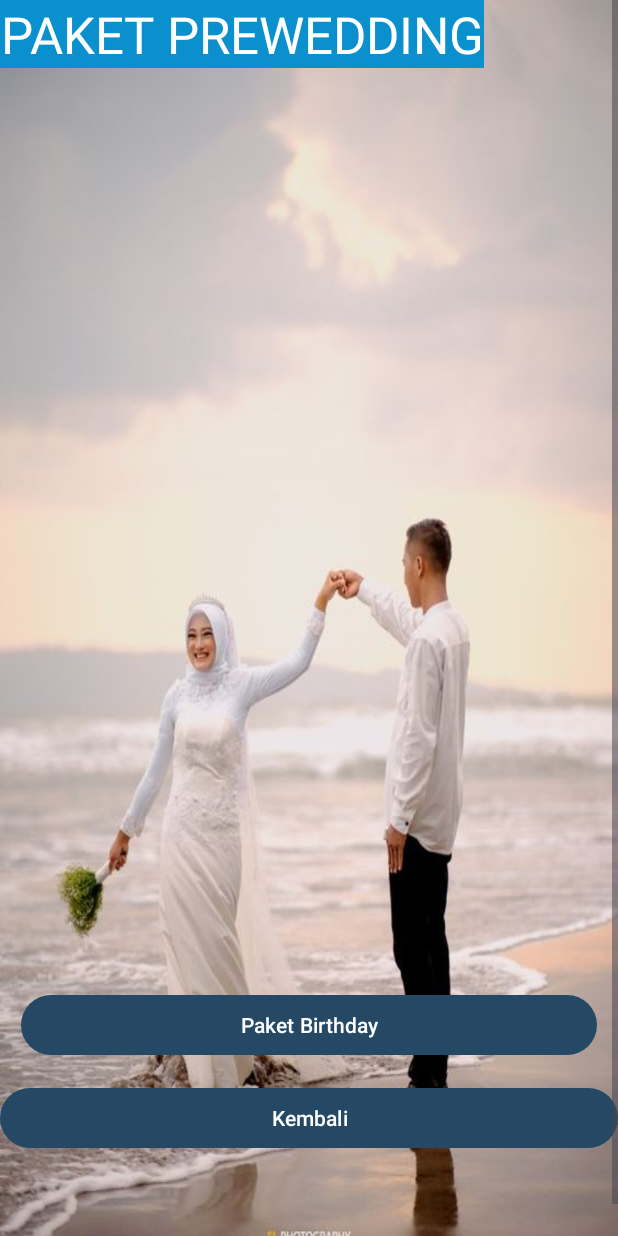
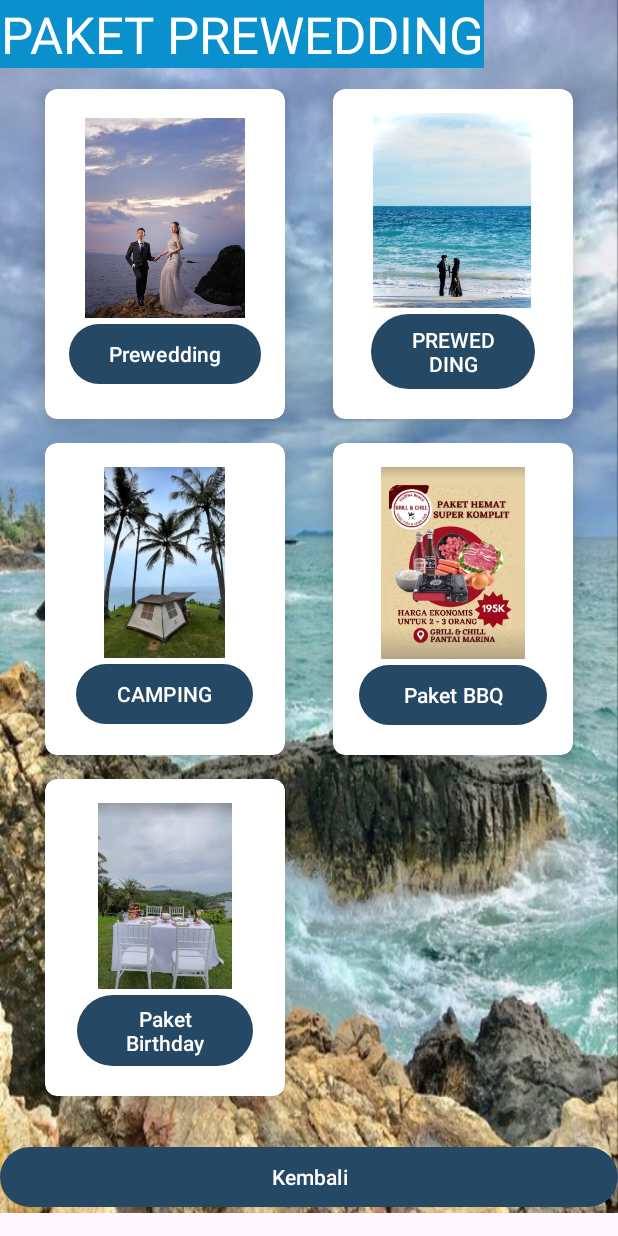
Before and after one commit to DickyKur25/TA-PM-21CDX-DDK, an Android app: the PaketActivity screen opened directly, with no data from a screen before it, on a phone screen of 412 x 824 dp. Run offline under Robolectric (Android 15) with nearby library versions, the phone set to English and light mode, and no system bars; 1 statement that could not run was skipped.

Commit message:
kharismaseptianii: menambahkan background pantai di activity paket

```diff
--- a/program/Marina/app/src/main/AndroidManifest.xml
+++ b/program/Marina/app/src/main/AndroidManifest.xml
@@ -12,6 +12,9 @@
         android:supportsRtl="true"
         android:theme="@style/Theme.Marina"
         tools:targetApi="31">
+        <activity
+            android:name=".fasilitas_activity"
+            android:exported="false" />
         <activity
             android:name=".PaketActivity"
             android:exported="false" />
--- a/program/Marina/app/src/main/res/layout/activity_paket.xml
+++ b/program/Marina/app/src/main/res/layout/activity_paket.xml
@@ -8,7 +8,7 @@
 
     <LinearLayout
         android:orientation="vertical"
-        android:background="@drawable/bgprewed"
+        android:background="@drawable/bgpantai"
         android:layout_width="match_parent"
         android:layout_height="wrap_content">
 
@@ -175,36 +175,24 @@
                 </LinearLayout>
             </androidx.cardview.widget.CardView>
 
-            <!-- Row 2, Column 1 -->
+            <!-- Additional Row 3, Column 1 (Birthday) -->
             <androidx.cardview.widget.CardView
                 android:layout_width="0dp"
-                android:layout_height="0dp"
+                android:layout_height="wrap_content"
                 android:layout_columnWeight="1"
                 android:layout_rowWeight="1"
                 android:layout_marginBottom="16dp"
                 android:layout_marginLeft="16dp"
                 android:layout_marginRight="16dp"
                 app:cardElevation="8dp"
-                app:cardCornerRadius="8dp"/>
-
-            <!-- Row 2, Column 2 -->
-            <androidx.cardview.widget.CardView
-                android:layout_width="0dp"
-                android:layout_height="0dp"
-                android:layout_columnWeight="1"
-                android:layout_rowWeight="1"
-                android:layout_marginBottom="16dp"
-                android:layout_marginLeft="16dp"
-                android:layout_marginRight="16dp"
-                app:cardElevation="8dp"
-                app:cardCornerRadius="8dp"/>
+                app:cardCornerRadius="8dp">
 
                 <LinearLayout
+                    android:layout_width="wrap_content"
+                    android:layout_height="wrap_content"
                     android:layout_gravity="center_horizontal|center_vertical"
                     android:layout_margin="16dp"
-                android:orientation="vertical"
-                android:layout_width="wrap_content"
-                android:layout_height="wrap_content"/>
+                    android:orientation="vertical">
 
                     <ImageView
                         android:layout_width="117dp"
@@ -218,14 +206,18 @@
                         android:layout_height="match_parent"
                         android:text="Paket Birthday"
                         app:backgroundTint="#254965" />
+                </LinearLayout>
+            </androidx.cardview.widget.CardView>
 
         </GridLayout>
 
+        <!-- Back Button -->
         <Button
             android:id="@+id/back"
             android:layout_width="match_parent"
-        android:layout_height="match_parent"
+            android:layout_height="wrap_content"
             android:text="Kembali"
             app:backgroundTint="#254965" />
+
     </LinearLayout>
 </ScrollView>
```
Also changed, not shown: program/Marina/app/src/main/java/com/uti/marina/fasilitas_activity.kt (added, +20 -0 lines), program/Marina/app/src/main/res/layout/activity_fasilitas.xml (added, +10 -0 lines), program/Marina/app/src/main/res/drawable-v24/bgpantai.jpg (added). Lines whose indentation alone changed are shown as unchanged.
